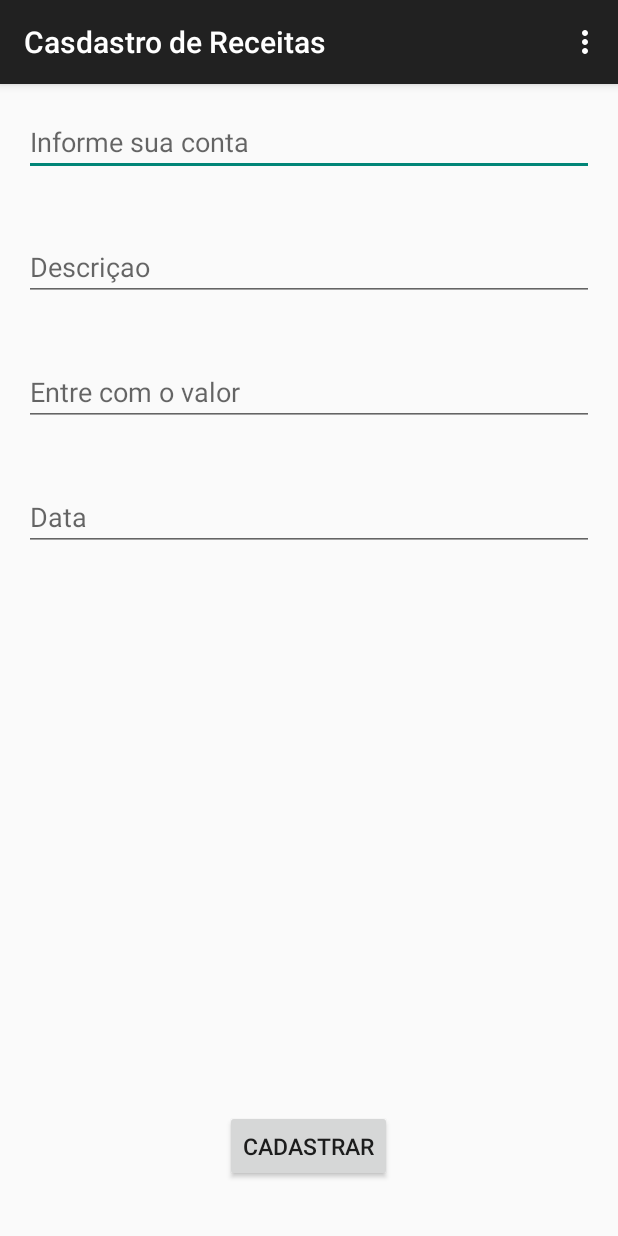
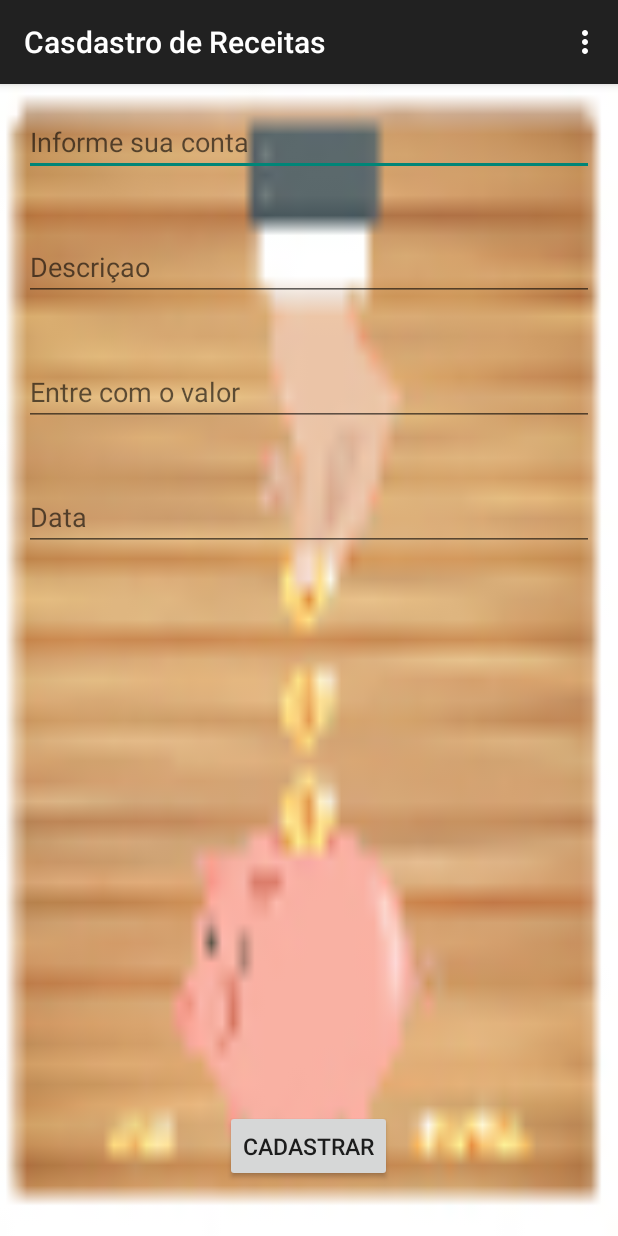
Before and after one commit to projeto3001/orcpes3001, an Android app: the CasdastroDeReceitasActivity screen opened directly, with no data from a screen before it, on a phone screen of 412 x 824 dp. Run offline under Robolectric (Android 15) with nearby library versions, the phone set to English and light mode, and no system bars.

```diff
--- a/PoupeECompre/app/src/main/res/layout/activity_casdastro_de_receitas.xml
+++ b/PoupeECompre/app/src/main/res/layout/activity_casdastro_de_receitas.xml
@@ -4,6 +4,7 @@
     android:paddingRight="@dimen/activity_horizontal_margin"
     android:paddingTop="@dimen/activity_vertical_margin"
     android:paddingBottom="@dimen/activity_vertical_margin"
+    android:background="@drawable/pec"
     tools:context="br.estacio.poupeecompre.activitys.CasdastroDeReceitasActivity">
 
     <EditText
@@ -66,5 +67,4 @@
         android:layout_centerHorizontal="true"
         android:layout_marginBottom="20dp" />
 
-
 </RelativeLayout>
--- a/PoupeECompre/app/src/main/res/layout/cadastro_de_usuario.xml
+++ b/PoupeECompre/app/src/main/res/layout/cadastro_de_usuario.xml
@@ -37,7 +37,7 @@
     <EditText
         android:layout_width="wrap_content"
         android:layout_height="wrap_content"
-        android:inputType="textPassword"
+        android:inputType="numberPassword"
         android:ems="10"
         android:id="@+id/senha1"
         android:layout_centerVertical="true"
@@ -50,7 +50,7 @@
     <EditText
         android:layout_width="wrap_content"
         android:layout_height="wrap_content"
-        android:inputType="textPassword"
+        android:inputType="numberPassword"
         android:ems="10"
         android:id="@+id/senha2"
         android:hint="Confirme sua senha"
```
Also changed, not shown: PoupeECompre/app/src/main/res/layout/login.xml (+5 -3 lines), 2 other files.
